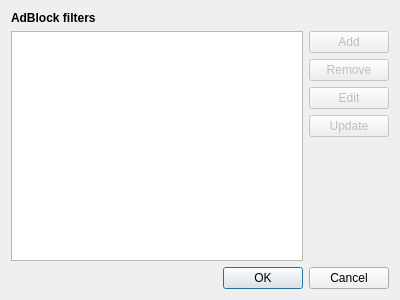
This is src/ui/preferences/ContentBlockingDialog.ui in OtterBrowser/otter-browser as Qt 5 draws it before an edit. The edited form follows.
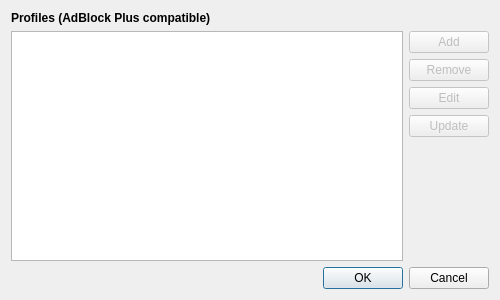
This is the edited form. Custom widgets are drawn as their Qt base class.

Commit message:
Big refactoring of content blocking
- ability to set profiles per website (no UI yet);
- not fully backwards compatible (manual move of files to new directory
is required);
- auto update is disabled for now (UI to configure it is in the works);
- lots of renaming for improved consistency.

The edit to the form file:
```diff
--- a/src/ui/preferences/ContentBlockingDialog.ui
+++ b/src/ui/preferences/ContentBlockingDialog.ui
@@ -6,7 +6,7 @@
    <rect>
     <x>0</x>
     <y>0</y>
-    <width>400</width>
+    <width>500</width>
     <height>300</height>
    </rect>
   </property>
@@ -23,7 +23,7 @@
       </font>
      </property>
      <property name="text">
-      <string>AdBlock filters</string>
+      <string>Profiles (AdBlock Plus compatible)</string>
      </property>
     </widget>
    </item>
@@ -54,15 +54,6 @@
          <property name="selectionBehavior">
           <enum>QAbstractItemView::SelectRows</enum>
          </property>
-         <attribute name="horizontalHeaderVisible">
-          <bool>false</bool>
-         </attribute>
-         <attribute name="horizontalHeaderHighlightSections">
-          <bool>false</bool>
-         </attribute>
-         <attribute name="verticalHeaderVisible">
-          <bool>false</bool>
-         </attribute>
         </widget>
        </item>
       </layout>
```
The commit also changes 46 other files.
